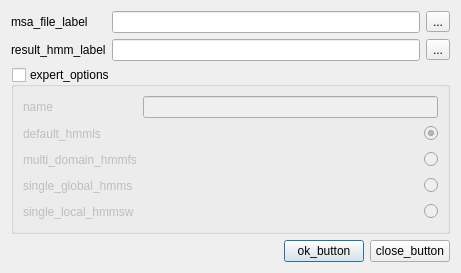
Before: the Qt Designer form src/plugins_3rdparty/hmm2/src/u_build/ui/HMMBuildDialog.ui in violethaze74/ugene, drawn with Qt 5.
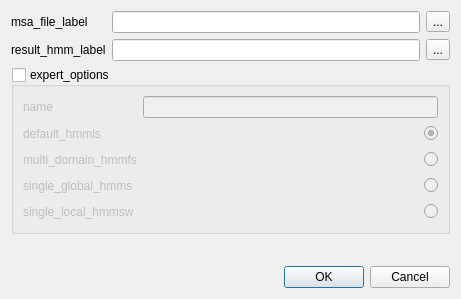
After: the same form once the commit is applied.

Commit message: Help system for all dialogs, UI improvements for all dialogs.

What changed in the file:
```diff
--- a/src/plugins_3rdparty/hmm2/src/u_build/ui/HMMBuildDialog.ui
+++ b/src/plugins_3rdparty/hmm2/src/u_build/ui/HMMBuildDialog.ui
@@ -313,22 +313,15 @@
        </property>
       </spacer>
      </item>
-     <item>
-      <widget class="QPushButton" name="okButton" >
-       <property name="text" >
-        <string>ok_button</string>
-       </property>
-      </widget>
-     </item>
-     <item>
-      <widget class="QPushButton" name="cancelButton" >
-       <property name="text" >
-        <string>close_button</string>
-       </property>
-      </widget>
-     </item>
     </layout>
    </item>
+   <item>
+    <widget class="QDialogButtonBox" name="buttonBox">
+     <property name="standardButtons">
+      <set>QDialogButtonBox::Cancel|QDialogButtonBox::Ok</set>
+     </property>
+    </widget>
+   </item>
   </layout>
  </widget>
  <resources/>
```
Left out of the diff: 241 changed lines with no effect on the pictures. The commit also changes 309 other files.
